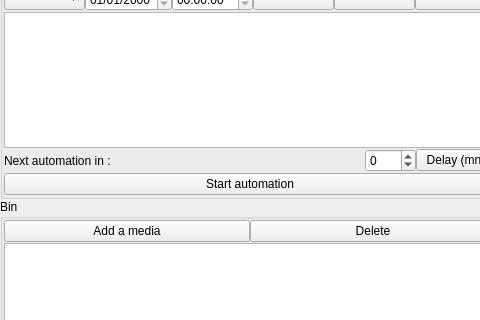
This is src/mainwindow.ui in cinemaouvert/OPP as Qt 5 draws it before an edit; both pictures show x 0 to 480 and y 322 to 642 of the 1287 by 727 pixel window. The edited form follows.
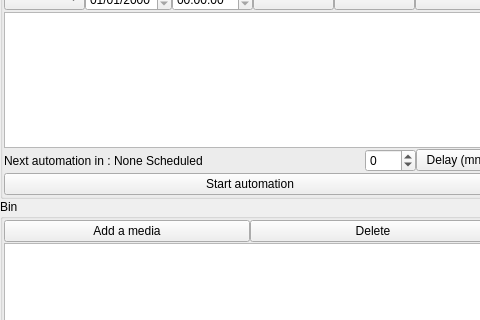
This is the edited form. Icons and pictures are not drawn. Custom widgets are drawn as their Qt base class.

Commit message: Modified warning before automation

Diff of the .ui file:
```diff
--- a/src/mainwindow.ui
+++ b/src/mainwindow.ui
@@ -453,7 +453,7 @@
                   <set>Qt::ImhNone</set>
                  </property>
                  <property name="text">
-                  <string/>
+                  <string>None Scheduled</string>
                  </property>
                  <property name="textFormat">
                   <enum>Qt::AutoText</enum>
```
The commit also changes 1 other file.
